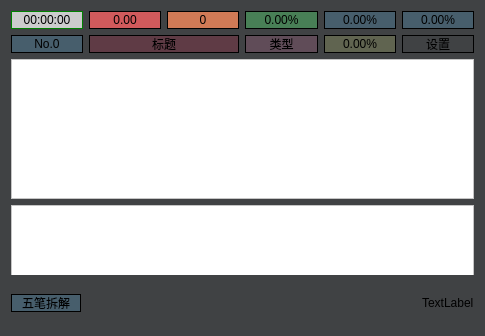
Above: mainwindow.ui from zhenyangze/wubigendaqi before the change. Below: the same form after it.
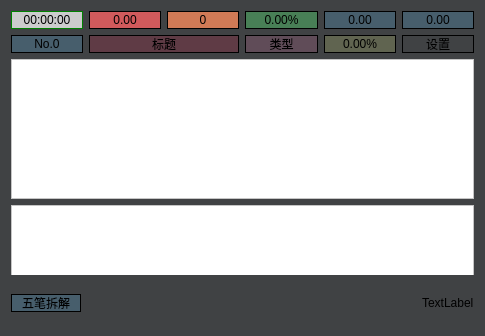
That is the form after the change. Icons and pictures are not drawn.

Patch:
```diff
--- a/mainwindow.ui
+++ b/mainwindow.ui
@@ -147,7 +147,7 @@
 background-color: rgb(71,94,108);</string>
         </property>
         <property name="text">
-         <string>0.00%</string>
+         <string>0.00</string>
         </property>
         <property name="textFormat">
          <enum>Qt::AutoText</enum>
@@ -174,7 +174,7 @@
 background-color: rgb(71,94,108);</string>
         </property>
         <property name="text">
-         <string>0.00%</string>
+         <string>0.00</string>
         </property>
         <property name="alignment">
          <set>Qt::AlignCenter</set>
```
Left out of the diff: 14 changed lines with no effect on the pictures.
